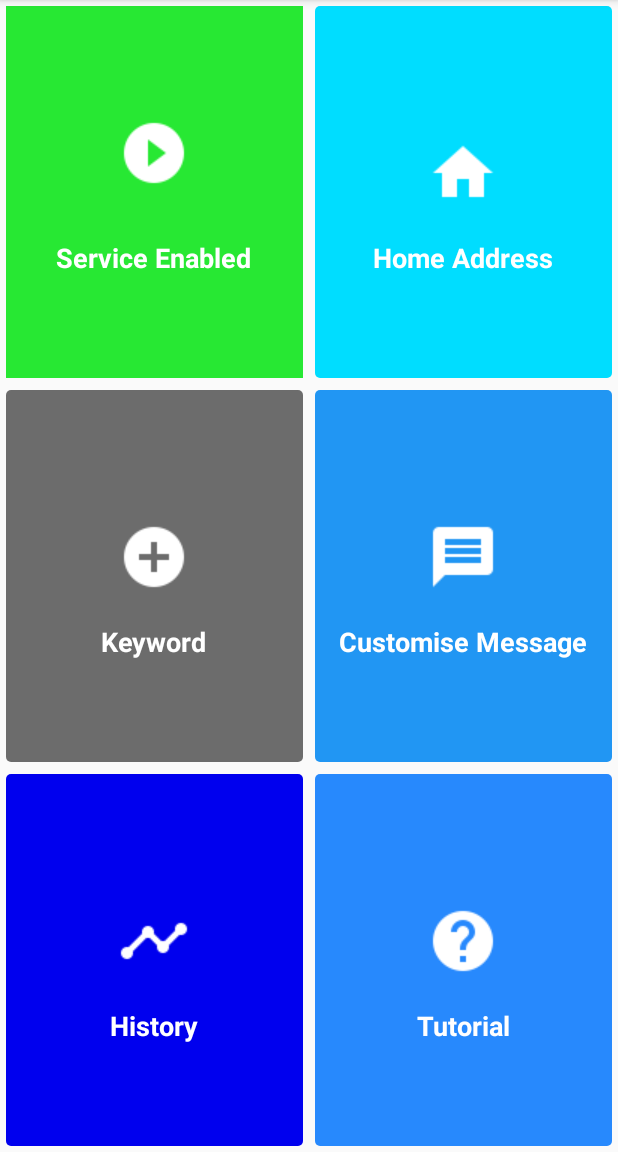
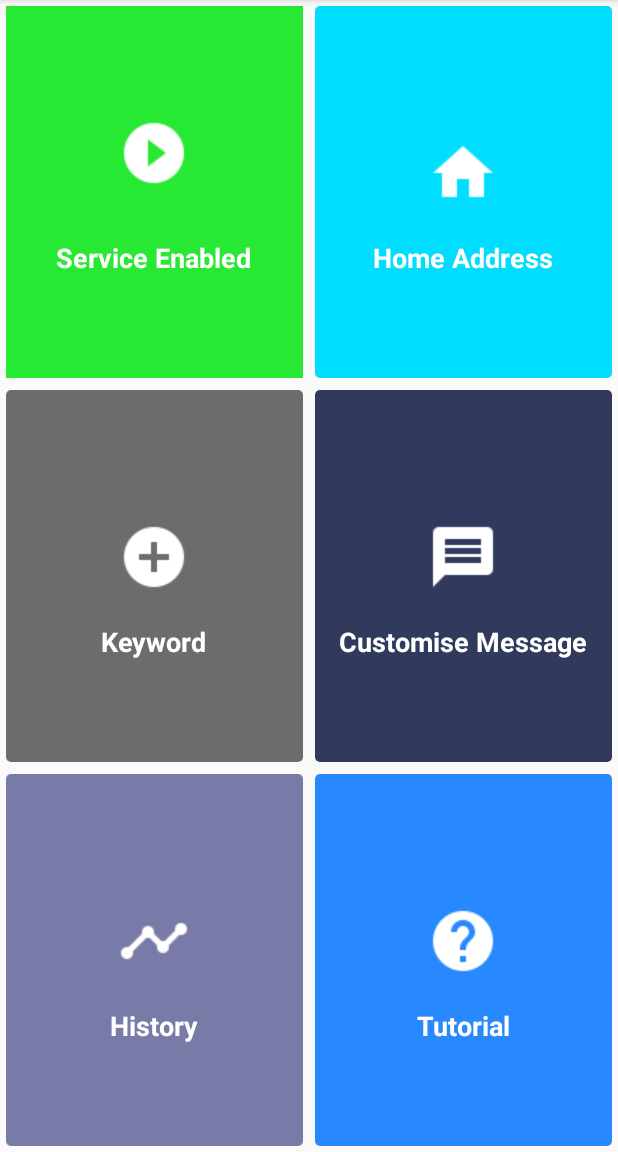
Before and after one commit to kumar7rk/FLASH-A, an Android app: the screen it shows after launch (Design), on a phone screen of 412 x 824 dp, the part 84-1236 px from its top. Run offline under Robolectric (Android 15) with nearby library versions, the phone set to English and light mode, and no system bars; libraries missing offline, so code that uses them is left out: br.com.goncalves; pictures from the network do not load.

Commit message:
Color changed for history and customise layouts

```diff
--- a/app/src/main/res/values/colors.xml
+++ b/app/src/main/res/values/colors.xml
@@ -25,8 +25,8 @@
     <color name="service_enabled_background">#ffff8800</color>
     <color name="home_address_background">#ff00ddff</color>
     <color name="keyword_background">#90000000</color>
-    <color name="customise_message_background">#2196F3</color>
-    <color name="history_background">#0000ee</color>
+    <color name="customise_message_background">#31395c</color>
+    <color name="history_background">#787aa8</color>
     <color name="tutorial_background">#2789fd</color>
 
 </resources>
```
